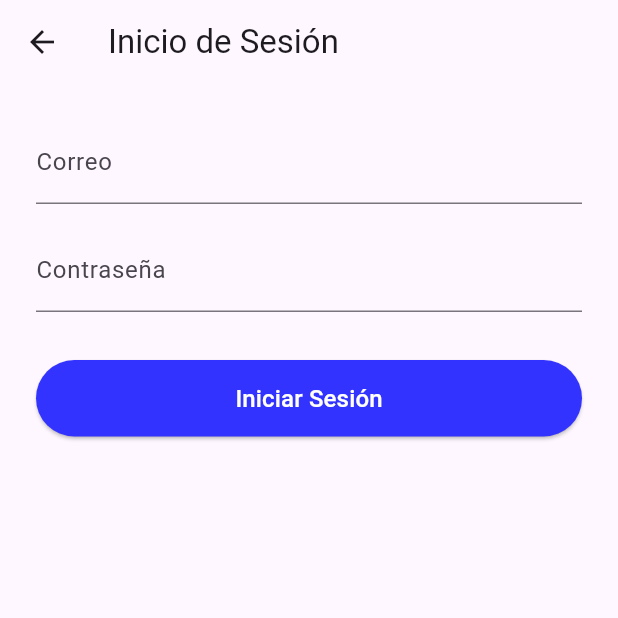
After one commit to paulivanr23/Figma_Flutter, a Flutter app: the screen it shows after launch, after a tap on "Login", on a phone screen of 412 x 824 dp, the top half of it. The commit adds this screen. Run offline on Flutter 3.47's test engine with Material 3 defaults, Android fonts, the phone set to English and light mode, and no system bars.

Commit message:
se agregaron las paginas de Sign Up y Login

```diff
--- /dev/null
+++ b/figmaflutter/lib/login.dart
@@ -0,0 +1,55 @@
+import 'package:flutter/material.dart';
+
+class LoginPage extends StatelessWidget {
+  const LoginPage({super.key});
+
+  @override
+  Widget build(BuildContext context) {
+    final TextEditingController correoController = TextEditingController();
+    final TextEditingController contrasenaController = TextEditingController();
+
+    return Scaffold(
+      appBar: AppBar(
+        title: const Text("Inicio de Sesión"),
+        leading: IconButton(
+          icon: const Icon(Icons.arrow_back),
+          onPressed: () {
+            Navigator.pop(context);
+          },
+        ),
+      ),
+      body: Padding(
+        padding: const EdgeInsets.all(24.0),
+        child: Column(
+          crossAxisAlignment: CrossAxisAlignment.stretch,
+          children: [
+            TextField(
+              controller: correoController,
+              decoration: const InputDecoration(labelText: "Correo"),
+            ),
+            const SizedBox(height: 16),
+            TextField(
+              controller: contrasenaController,
+              obscureText: true,
+              decoration: const InputDecoration(labelText: "Contraseña"),
+            ),
+            const SizedBox(height: 32),
+            ElevatedButton(
+              onPressed: () {
+
+              },
+              style: ElevatedButton.styleFrom(
+                backgroundColor: const Color(0xFF3333FF),
+                padding: const EdgeInsets.symmetric(vertical: 14),
+              ),
+              child: const Text(
+                "Iniciar Sesión",
+                style: TextStyle(color: Colors.white, fontSize: 16),
+              ),
+            ),
+          ],
+        ),
+      ),
+    );
+  }
+}
--- a/figmaflutter/lib/main.dart
+++ b/figmaflutter/lib/main.dart
@@ -1,5 +1,6 @@
-import 'package:flutter/widgets.dart';
 import 'package:flutter/material.dart';
+import 'login.dart';
+import 'signup.dart';
 
 void main() {
   runApp(const MainApp());
@@ -10,8 +11,19 @@ class MainApp extends StatelessWidget {
 
   @override
   Widget build(BuildContext context) {
-    return const MaterialApp(
-      home: Scaffold(
+    return MaterialApp(
+      debugShowCheckedModeBanner: false,
+      home: const MainPage(),
+    );
+  }
+}
+
+class MainPage extends StatelessWidget {
+  const MainPage({super.key});
+
+  @override
+  Widget build(BuildContext context) {
+    return Scaffold(
       body: Center(
         child: Column(
           mainAxisSize: MainAxisSize.min,
@@ -21,25 +33,33 @@ class MainApp extends StatelessWidget {
               children: [
                 BotonPersonalizado(
                   texto: "Login",
-                    colorFondo: Color(0xFF3333FF),
-                    colorTexto: Color(0xFFFFFFFF),
-                    onPressed: null,
+                  colorFondo: const Color(0xFF3333FF),
+                  colorTexto: const Color(0xFFFFFFFF),
+                  onPressed: () {
+                    Navigator.push(
+                      context,
+                      MaterialPageRoute(builder: (context) => const LoginPage()),
+                    );
+                  },
                 ),
-                  SizedBox(width: 16),
+                const SizedBox(width: 16),
                 BotonPersonalizado(
                   texto: "Sign Up",
-                    colorFondo: Color(0xFFFFFFFF),
-                    colorTexto: Color(0xFF3333FF),
-                    onPressed: null,
+                  colorFondo: const Color(0xFFFFFFFF),
+                  colorTexto: const Color(0xFF3333FF),
+                  onPressed: () {
+                    Navigator.push(
+                      context,
+                      MaterialPageRoute(builder: (context) => const SignUpPage()),
+                    );
+                  },
                 ),
               ],
             ),
-
-              SizedBox(height: 40),
-
+            const SizedBox(height: 40),
             Row(
               mainAxisSize: MainAxisSize.min,
-                children: [
+              children: const [
                 BotonCirculo(),
                 SizedBox(width: 16),
                 BotonCirculo(),
@@ -48,7 +68,6 @@ class MainApp extends StatelessWidget {
               ],
             ),
           ],
-          ),
         ),
       ),
     );
```
Also changed, not shown: figmaflutter/lib/signup.dart (added, +59 -0 lines), 1 other file. Lines whose indentation alone changed are shown as unchanged.
